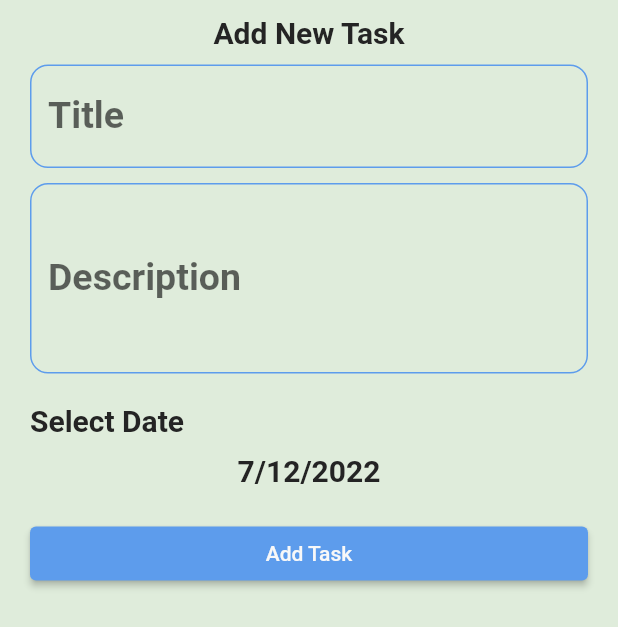
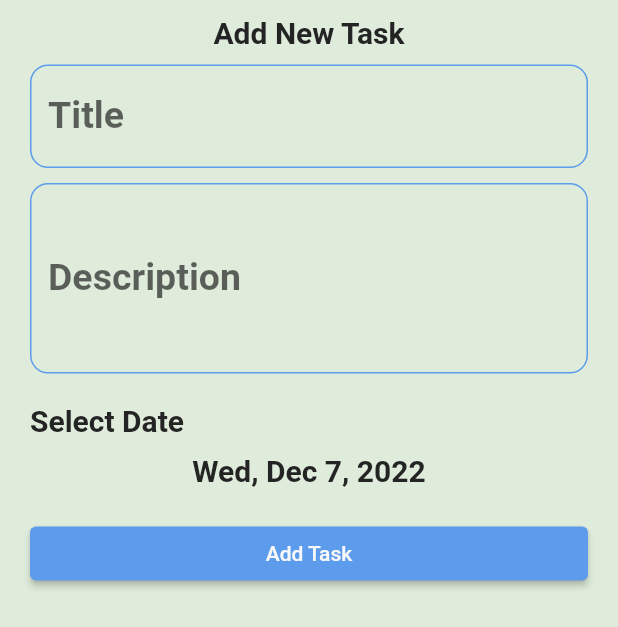
Before and after one commit to mahmoudgamal1704/Todo_App, a Flutter app: the AddTaskBottom widget shown alone on an empty page, opened directly, on a phone screen of 412 x 824 dp. Shown: the top 627 px of the screen. Run offline on Flutter 3.47's test engine with Material 2 defaults, Android fonts, the phone set to English and light mode, and no system bars.

Commit message:
install intl Package for dateformating

```diff
--- a/lib/ layout/addtaskbotom.dart
+++ b/lib/ layout/addtaskbotom.dart
@@ -1,7 +1,9 @@
 import 'package:flutter/material.dart';
+import 'package:intl/intl.dart';
 import 'package:provider/provider.dart';
 import 'package:todoapp/models/providers/addtaskprovider.dart';
 import 'package:todoapp/shared/styles/colors.dart';
+import 'package:intl/date_symbol_data_local.dart';
 
 class AddTaskBottom extends StatelessWidget {
   // const AddTaskBottom({Key? key}) : super(key: key);
@@ -76,7 +78,7 @@ class AddTaskBottom extends StatelessWidget {
                   prov.SelectDate(context);
                 },
                 child: Text(
-                  '${prov.selectedDate.day}/${prov.selectedDate.month}/${prov.selectedDate.year}',
+                  '${DateFormat('EEE, MMM d, ''yyyy').format(prov.selectedDate)}',
                   textAlign: TextAlign.center,
                   style: Theme.of(context).textTheme.bodyText1,
                 ),
--- a/pubspec.yaml
+++ b/pubspec.yaml
@@ -29,6 +29,7 @@ environment:
 # the latest version available on pub.dev. To see which dependencies have newer
 # versions available, run `flutter pub outdated`.
 dependencies:
+  intl: ^0.17.0
   flutter:
     sdk: flutter
 
```
Also changed, not shown: pubspec.lock.
